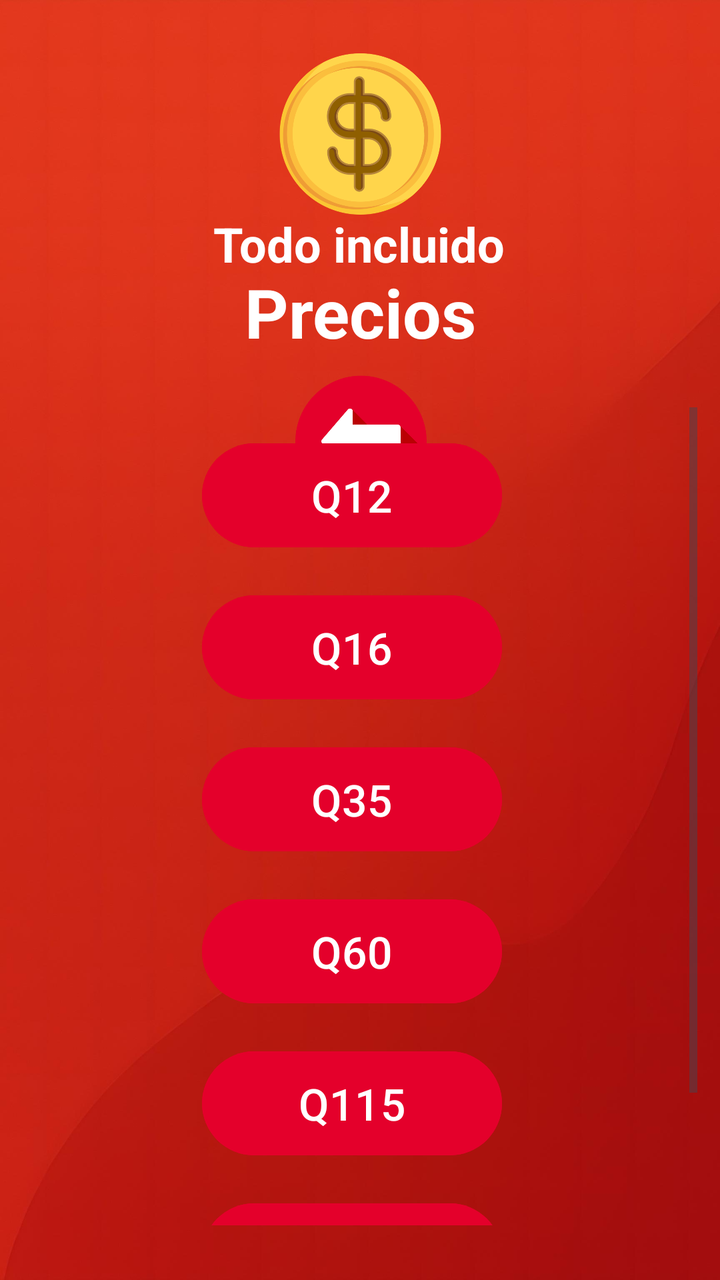
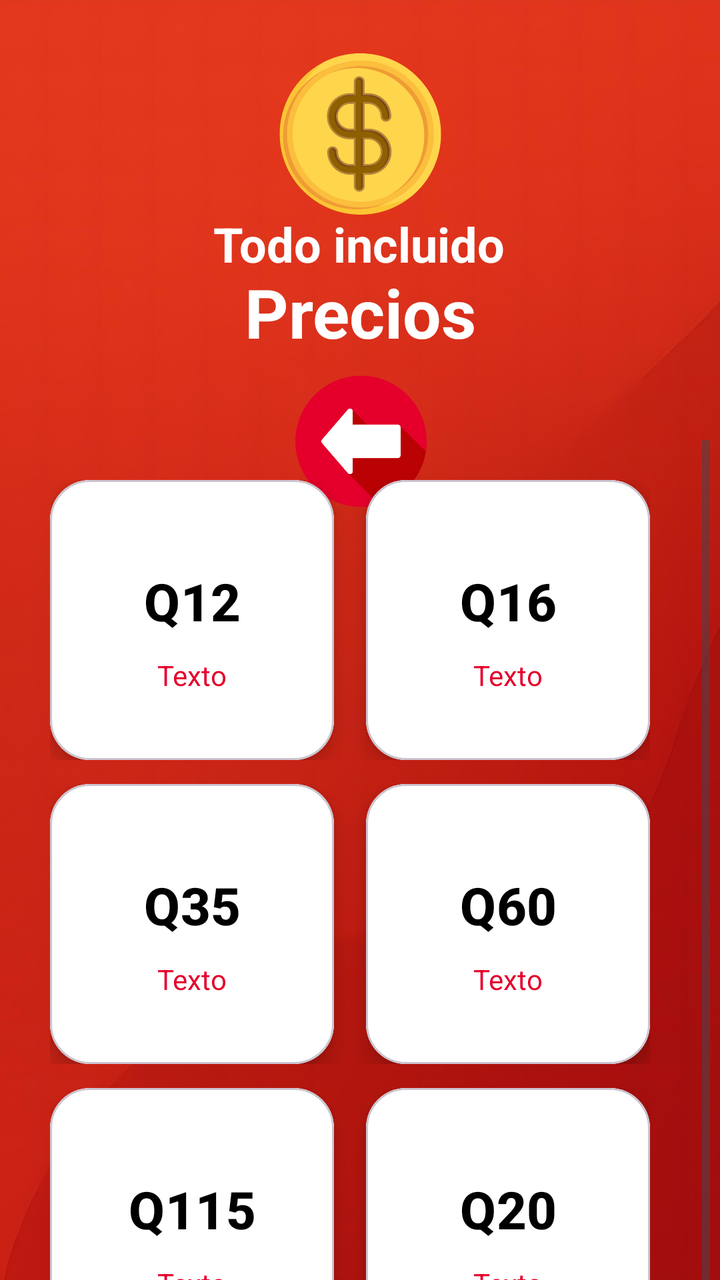

The first picture is an Android layout as it rendered before a commit; the second is the same layout after the commit. The layout source and the unified diff follow.
<!-- AndroidManifest.xml: application theme Theme.ClaroRecargasApp -->
<!-- res/layout/activity_menu_todo_incluido.xml -->
<?xml version="1.0" encoding="utf-8"?>
<androidx.constraintlayout.widget.ConstraintLayout xmlns:android="http://schemas.android.com/apk/res/android"
    xmlns:app="http://schemas.android.com/apk/res-auto"
    xmlns:tools="http://schemas.android.com/tools"
    android:id="@+id/main"
    android:layout_width="match_parent"
    android:layout_height="match_parent"
    tools:context=".MenuTodoIncluido">

    <ImageView
        android:id="@+id/backgroundImage"
        android:layout_width="0dp"
        android:layout_height="0dp"
        android:scaleType="centerCrop"
        android:src="@drawable/fondoapp"
        app:layout_constraintTop_toTopOf="parent"
        app:layout_constraintBottom_toBottomOf="parent"
        app:layout_constraintStart_toStartOf="parent"
        app:layout_constraintEnd_toEndOf="parent" />

    <ImageButton
        android:id="@+id/btnVolverTI"
        android:layout_width="71dp"
        android:layout_height="70dp"
        android:layout_marginStart="16dp"
        android:background="#01FFFFFF"
        android:contentDescription="@string/descripcion_boton"
        android:scaleType="fitCenter"
        app:layout_constraintBottom_toBottomOf="parent"
        app:layout_constraintEnd_toEndOf="parent"
        app:layout_constraintHorizontal_bias="0.473"
        app:layout_constraintStart_toStartOf="parent"
        app:layout_constraintTop_toTopOf="parent"
        app:layout_constraintVertical_bias="0.326"
        app:srcCompat="@drawable/icon_regresar_atras" />

    <ImageView
        android:id="@+id/imageView"
        android:layout_width="99dp"
        android:layout_height="86dp"
        android:layout_marginTop="24dp"
        app:layout_constraintEnd_toEndOf="parent"
        app:layout_constraintStart_toStartOf="parent"
        app:layout_constraintTop_toTopOf="parent"
        app:srcCompat="@drawable/precio" />

    <TextView
        android:id="@+id/textView2"
        android:layout_width="wrap_content"
        android:layout_height="wrap_content"
        android:text="Todo incluido"
        android:textAlignment="textStart"
        android:textColor="#FFFFFF"
        android:textSize="24sp"
        android:textStyle="bold"
        app:layout_constraintBottom_toBottomOf="parent"
        app:layout_constraintEnd_toEndOf="parent"
        app:layout_constraintHorizontal_bias="0.498"
        app:layout_constraintStart_toStartOf="parent"
        app:layout_constraintTop_toTopOf="parent"
        app:layout_constraintVertical_bias="0.174" />

    <TextView
        android:id="@+id/textView"
        android:layout_width="171dp"
        android:layout_height="45dp"
        android:layout_gravity="center"
        android:gravity="center"
        android:text="Precios"
        android:textAlignment="center"
        android:textColor="#FFFFFF"
        android:textSize="34sp"
        android:textStyle="bold"
        app:layout_constraintBottom_toBottomOf="parent"
        app:layout_constraintEnd_toEndOf="parent"
        app:layout_constraintStart_toStartOf="parent"
        app:layout_constraintTop_toTopOf="parent"
        app:layout_constraintVertical_bias="0.224" />

    <ScrollView
        android:layout_width="345dp"
        android:layout_height="409dp"
        android:layout_marginStart="45dp"
        android:layout_marginEnd="41dp"
        app:layout_constraintBottom_toBottomOf="parent"
        app:layout_constraintEnd_toEndOf="parent"
        app:layout_constraintHorizontal_bias="0.583"
        app:layout_constraintStart_toStartOf="parent"
        app:layout_constraintTop_toTopOf="parent"
        app:layout_constraintVertical_bias="0.881">

        <LinearLayout
            android:layout_width="match_parent"
            android:layout_height="wrap_content"
            android:gravity="center_horizontal"
            android:orientation="vertical"
            android:padding="16dp">

            
            <LinearLayout
                android:layout_width="wrap_content"
                android:layout_height="76dp"
                android:gravity="center_vertical"
                android:orientation="horizontal">

                <Button
                    android:id="@+id/btnPrecio1TI"
                    android:layout_width="150dp"
                    android:layout_height="60dp"
                    android:layout_marginBottom="10dp"
                    android:backgroundTint="#E4002B"
                    android:text="Q12"
                    android:textSize="22sp" />

            </LinearLayout>

            
            <LinearLayout
                android:layout_width="wrap_content"
                android:layout_height="76dp"
                android:gravity="center_vertical"
                android:orientation="horizontal">

                <Button
                    android:id="@+id/btnPrecio2TI"
                    android:layout_width="150dp"
                    android:layout_height="60dp"
                    android:layout_marginBottom="10dp"
                    android:backgroundTint="#E4002B"
                    android:text="Q16"
                    android:textSize="22sp" />

            </LinearLayout>

            
            <LinearLayout
                android:layout_width="wrap_content"
                android:layout_height="76dp"
                android:gravity="center_vertical"
                android:orientation="horizontal">

                <Button
                    android:id="@+id/btnPrecio3TI"
                    android:layout_width="150dp"
                    android:layout_height="60dp"
                    android:layout_marginBottom="10dp"
                    android:backgroundTint="#E4002B"
                    android:text="Q35"
                    android:textSize="22sp" />

            </LinearLayout>
            
            <LinearLayout
                android:layout_width="wrap_content"
                android:layout_height="76dp"
                android:gravity="center_vertical"
                android:orientation="horizontal">

                <Button
                    android:id="@+id/btnPrecio4TI"
                    android:layout_width="150dp"
                    android:layout_height="60dp"
                    android:layout_marginBottom="10dp"
                    android:backgroundTint="#E4002B"
                    android:text="Q60"
                    android:textSize="22sp" />

            </LinearLayout>

            
            <LinearLayout
                android:layout_width="wrap_content"
                android:layout_height="76dp"
                android:gravity="center_vertical"
                android:orientation="horizontal">

                <Button
                    android:id="@+id/btnPrecio5TI"
                    android:layout_width="150dp"
                    android:layout_height="60dp"
                    android:layout_marginBottom="10dp"
                    android:backgroundTint="#E4002B"
                    android:text="Q115"
                    android:textSize="22sp" />

            </LinearLayout>
            
            <LinearLayout
                android:layout_width="wrap_content"
                android:layout_height="76dp"
                android:gravity="center_vertical"
                android:orientation="horizontal">

                <Button
                    android:id="@+id/btnPrecio6TI"
                    android:layout_width="150dp"
                    android:layout_height="60dp"
                    android:layout_marginBottom="10dp"
                    android:backgroundTint="#E4002B"
                    android:text="Q20"
                    android:textSize="22sp" />

            </LinearLayout>


        </LinearLayout>
    </ScrollView>

</androidx.constraintlayout.widget.ConstraintLayout>
<!-- resources referenced by this layout -->
<resources>
  <!-- drawable fondoapp: jpg bitmap (drawable, 112541 bytes) -->
  <!-- drawable icon_regresar_atras: png bitmap (drawable, 16579 bytes) -->
  <!-- drawable precio: png bitmap (drawable, 49291 bytes) -->
  <string name="descripcion_boton">Menú desplegable</string>
  <style name="Theme.ClaroRecargasApp" parent="Base.Theme.ClaroRecargasApp">
          
          <item name="android:windowFullscreen">true</item>
      </style>
  <style name="Base.Theme.ClaroRecargasApp" parent="Theme.Material3.DayNight.NoActionBar">
          
          
      </style>
</resources>

<!-- the commit's change to res/layout/activity_menu_todo_incluido.xml (unified diff, before → after) -->
@@ -78,132 +78,257 @@
         app:layout_constraintVertical_bias="0.224" />
 
     <ScrollView
-        android:layout_width="345dp"
-        android:layout_height="409dp"
-        android:layout_marginStart="45dp"
-        android:layout_marginEnd="41dp"
-        app:layout_constraintBottom_toBottomOf="parent"
-        app:layout_constraintEnd_toEndOf="parent"
-        app:layout_constraintHorizontal_bias="0.583"
-        app:layout_constraintStart_toStartOf="parent"
-        app:layout_constraintTop_toTopOf="parent"
-        app:layout_constraintVertical_bias="0.881">
+        android:layout_width="350dp"
+        android:layout_height="480dp"
+        android:layout_marginTop="280dp"
+        android:fillViewport="true"
+        app:layout_constraintTop_toTopOf="parent"
+        app:layout_constraintBottom_toBottomOf="parent"
+        app:layout_constraintStart_toStartOf="parent"
+        app:layout_constraintEnd_toEndOf="parent">
 
         <LinearLayout
-            android:layout_width="match_parent"
+            android:layout_width="340dp"
             android:layout_height="wrap_content"
-            android:gravity="center_horizontal"
             android:orientation="vertical"
-            android:padding="16dp">
+            android:padding="20dp">
 
             
             <LinearLayout
-                android:layout_width="wrap_content"
-                android:layout_height="76dp"
-                android:gravity="center_vertical"
+                android:layout_width="match_parent"
+                android:layout_height="wrap_content"
+                android:layout_marginBottom="12dp"
                 android:orientation="horizontal">
 
-                <Button
-                    android:id="@+id/btnPrecio1TI"
-                    android:layout_width="150dp"
-                    android:layout_height="60dp"
-                    android:layout_marginBottom="10dp"
-                    android:backgroundTint="#E4002B"
-                    android:text="Q12"
-                    android:textSize="22sp" />
-
+                <com.google.android.material.card.MaterialCardView
+                    android:layout_width="0dp"
+                    android:layout_height="140dp"
+                    android:layout_marginEnd="8dp"
+                    android:layout_weight="1"
+                    app:cardCornerRadius="20dp"
+                    app:cardElevation="6dp">
+
+                    <LinearLayout
+                        android:layout_width="match_parent"
+                        android:layout_height="match_parent"
+                        android:gravity="center"
+                        android:background="#FFFFFF"
+                        android:orientation="vertical">
+
+                        <Button
+                            android:id="@+id/btnPrecio1TI"
+                            android:layout_width="wrap_content"
+                            android:layout_height="wrap_content"
+                            android:background="@android:color/transparent"
+                            android:text="Q12"
+                            android:textColor="#000000"
+                            android:textSize="26sp"
+                            android:textStyle="bold" />
+
+                        <TextView
+                            android:layout_width="wrap_content"
+                            android:layout_height="wrap_content"
+                            android:text="Texto"
+                            android:textColor="#E4002B"
+                            android:textSize="14sp" />
+                    </LinearLayout>
+
+                </com.google.android.material.card.MaterialCardView>
+
+                <com.google.android.material.card.MaterialCardView
+                    android:layout_width="0dp"
+                    android:layout_height="140dp"
+                    android:layout_marginStart="8dp"
+                    android:layout_weight="1"
+                    app:cardCornerRadius="20dp"
+                    app:cardElevation="6dp">
+
+                    <LinearLayout
+                        android:layout_width="match_parent"
+                        android:layout_height="match_parent"
+                        android:gravity="center"
+                        android:background="#FFFFFF"
+                        android:orientation="vertical">
+
+                        <Button
+                            android:id="@+id/btnPrecio2TI"
+                            android:layout_width="wrap_content"
+                            android:layout_height="wrap_content"
+                            android:background="@android:color/transparent"
+                            android:text="Q16"
+                            android:textColor="#000000"
+                            android:textSize="26sp"
+                            android:textStyle="bold" />
+
+                        <TextView
+                            android:layout_width="wrap_content"
+                            android:layout_height="wrap_content"
+                            android:text="Texto"
+                            android:textColor="#E4002B"
+                            android:textSize="14sp" />
+                    </LinearLayout>
+
+                </com.google.android.material.card.MaterialCardView>
             </LinearLayout>
 
             
             <LinearLayout
-                android:layout_width="wrap_content"
-                android:layout_height="76dp"
-                android:gravity="center_vertical"
+                android:layout_width="match_parent"
+                android:layout_height="wrap_content"
+                android:layout_marginBottom="12dp"
                 android:orientation="horizontal">
 
-                <Button
-                    android:id="@+id/btnPrecio2TI"
-                    android:layout_width="150dp"
-                    android:layout_height="60dp"
-                    android:layout_marginBottom="10dp"
-                    android:backgroundTint="#E4002B"
-                    android:text="Q16"
-                    android:textSize="22sp" />
-
+                <com.google.android.material.card.MaterialCardView
+                    android:layout_width="0dp"
+                    android:layout_height="140dp"
+                    android:layout_marginEnd="8dp"
+                    android:layout_weight="1"
+                    app:cardCornerRadius="20dp"
+                    app:cardElevation="6dp">
+
+                    <LinearLayout
+                        android:layout_width="match_parent"
+                        android:layout_height="match_parent"
+                        android:gravity="center"
+                        android:background="#FFFFFF"
+                        android:orientation="vertical">
+
+                        <Button
+                            android:id="@+id/btnPrecio3TI"
+                            android:layout_width="wrap_content"
+                            android:layout_height="wrap_content"
+                            android:background="@android:color/transparent"
+                            android:text="Q35"
+                            android:textColor="#000000"
+                            android:textSize="26sp"
+                            android:textStyle="bold" />
+
+                        <TextView
+                            android:layout_width="wrap_content"
+                            android:layout_height="wrap_content"
+                            android:text="Texto"
+                            android:textColor="#E4002B"
+                            android:textSize="14sp" />
+                    </LinearLayout>
+
+                </com.google.android.material.card.MaterialCardView>
+
+                <com.google.android.material.card.MaterialCardView
+                    android:layout_width="0dp"
+                    android:layout_height="140dp"
+                    android:layout_marginStart="8dp"
+                    android:layout_weight="1"
+                    app:cardCornerRadius="20dp"
+                    app:cardElevation="6dp">
+
+                    <LinearLayout
+                        android:layout_width="match_parent"
+                        android:layout_height="match_parent"
+                        android:gravity="center"
+                        android:background="#FFFFFF"
+                        android:orientation="vertical">
+
+                        <Button
+                            android:id="@+id/btnPrecio4TI"
+                            android:layout_width="wrap_content"
+                            android:layout_height="wrap_content"
+                            android:background="@android:color/transparent"
+                            android:text="Q60"
+                            android:textColor="#000000"
+                            android:textSize="26sp"
+                            android:textStyle="bold" />
+
+                        <TextView
+                            android:layout_width="wrap_content"
+                            android:layout_height="wrap_content"
+                            android:text="Texto"
+                            android:textColor="#E4002B"
+                            android:textSize="14sp" />
+                    </LinearLayout>
+
+                </com.google.android.material.card.MaterialCardView>
             </LinearLayout>
 
             
             <LinearLayout
-                android:layout_width="wrap_content"
-                android:layout_height="76dp"
-                android:gravity="center_vertical"
+                android:layout_width="match_parent"
+                android:layout_height="wrap_content"
+                android:layout_marginBottom="12dp"
                 android:orientation="horizontal">
 
-                <Button
-                    android:id="@+id/btnPrecio3TI"
-                    android:layout_width="150dp"
-                    android:layout_height="60dp"
-                    android:layout_marginBottom="10dp"
-                    android:backgroundTint="#E4002B"
-                    android:text="Q35"
-                    android:textSize="22sp" />
-
+                <com.google.android.material.card.MaterialCardView
+                    android:layout_width="0dp"
+                    android:layout_height="140dp"
+                    android:layout_marginEnd="8dp"
+                    android:layout_weight="1"
+                    app:cardCornerRadius="20dp"
+                    app:cardElevation="6dp">
+
+                    <LinearLayout
+                        android:layout_width="match_parent"
+                        android:layout_height="match_parent"
+                        android:gravity="center"
+                        android:background="#FFFFFF"
+                        android:orientation="vertical">
+
+                        <Button
+                            android:id="@+id/btnPrecio5TI"
+                            android:layout_width="wrap_content"
+                            android:layout_height="wrap_content"
+                            android:background="@android:color/transparent"
+                            android:text="Q115"
+                            android:textColor="#000000"
+                            android:textSize="26sp"
+                            android:textStyle="bold" />
+
+                        <TextView
+                            android:layout_width="wrap_content"
+                            android:layout_height="wrap_content"
+                            android:text="Texto"
+                            android:textColor="#E4002B"
+                            android:textSize="14sp" />
+                    </LinearLayout>
+
+                </com.google.android.material.card.MaterialCardView>
+
+                <com.google.android.material.card.MaterialCardView
+                    android:layout_width="0dp"
+                    android:layout_height="140dp"
+                    android:layout_marginStart="8dp"
+                    android:layout_weight="1"
+                    app:cardCornerRadius="20dp"
+                    app:cardElevation="6dp">
+
+                    <LinearLayout
+                        android:layout_width="match_parent"
+                        android:layout_height="match_parent"
+                        android:gravity="center"
+                        android:background="#FFFFFF"
+                        android:orientation="vertical">
+
+                        <Button
+                            android:id="@+id/btnPrecio6TI"
+                            android:layout_width="wrap_content"
+                            android:layout_height="wrap_content"
+                            android:background="@android:color/transparent"
+                            android:text="Q20"
+                            android:textColor="#000000"
+                            android:textSize="26sp"
+                            android:textStyle="bold" />
+
+                        <TextView
+                            android:layout_width="wrap_content"
+                            android:layout_height="wrap_content"
+                            android:text="Texto"
+                            android:textColor="#E4002B"
+                            android:textSize="14sp" />
+                    </LinearLayout>
+
+                </com.google.android.material.card.MaterialCardView>
             </LinearLayout>
-            
-            <LinearLayout
-                android:layout_width="wrap_content"
-                android:layout_height="76dp"
-                android:gravity="center_vertical"
-                android:orientation="horizontal">
-
-                <Button
-                    android:id="@+id/btnPrecio4TI"
-                    android:layout_width="150dp"
-                    android:layout_height="60dp"
-                    android:layout_marginBottom="10dp"
-                    android:backgroundTint="#E4002B"
-                    android:text="Q60"
-                    android:textSize="22sp" />
-
-            </LinearLayout>
-
-            
-            <LinearLayout
-                android:layout_width="wrap_content"
-                android:layout_height="76dp"
-                android:gravity="center_vertical"
-                android:orientation="horizontal">
-
-                <Button
-                    android:id="@+id/btnPrecio5TI"
-                    android:layout_width="150dp"
-                    android:layout_height="60dp"
-                    android:layout_marginBottom="10dp"
-                    android:backgroundTint="#E4002B"
-                    android:text="Q115"
-                    android:textSize="22sp" />
-
-            </LinearLayout>
-            
-            <LinearLayout
-                android:layout_width="wrap_content"
-                android:layout_height="76dp"
-                android:gravity="center_vertical"
-                android:orientation="horizontal">
-
-                <Button
-                    android:id="@+id/btnPrecio6TI"
-                    android:layout_width="150dp"
-                    android:layout_height="60dp"
-                    android:layout_marginBottom="10dp"
-                    android:backgroundTint="#E4002B"
-                    android:text="Q20"
-                    android:textSize="22sp" />
-
-            </LinearLayout>
-
 
         </LinearLayout>
     </ScrollView>
 
+
 </androidx.constraintlayout.widget.ConstraintLayout>
